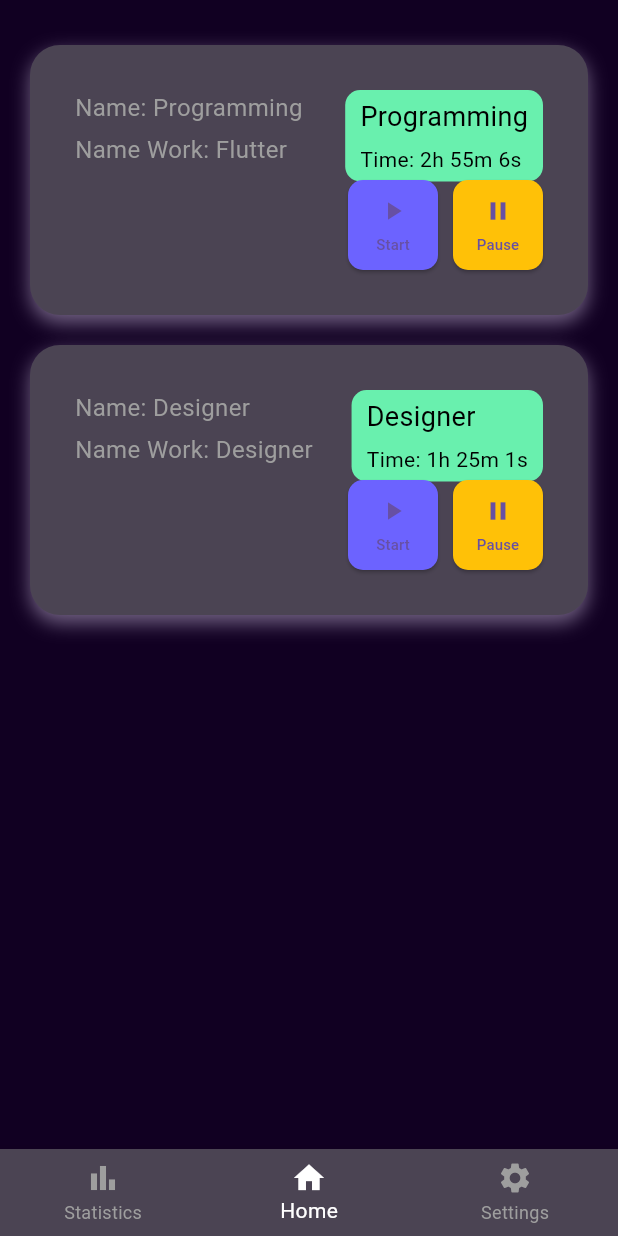
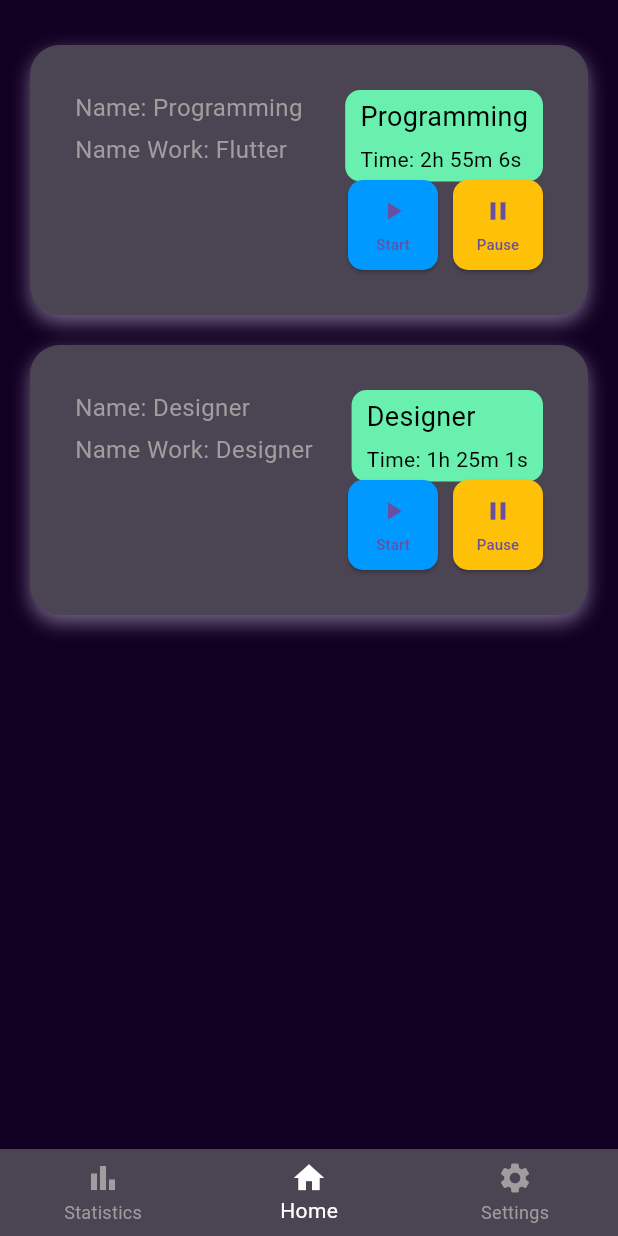
Before and after one commit to Programmingmonth/ToDoApps, a Flutter app: the screen it shows after launch, on a phone screen of 412 x 824 dp. Run offline on Flutter 3.47's test engine with Material 3 defaults, Android fonts, the phone set to English and light mode, and no system bars.

Commit message:
Initial commit

```diff
--- a/data.json
+++ b/data.json
@@ -6,7 +6,7 @@
       "Act very quickly",
       "Can be read on Mac, Windows, Linux, Android, and iOS"
     ],
-    "DATABASES": [
+    "DATABASES (But it has not been built yet)": [
       "If a task is created in the program, it should be written quickly in the terminal",
       "Connect to MySQL (database)"
     ],
--- a/timetracker/lib/widgets/time_card.dart
+++ b/timetracker/lib/widgets/time_card.dart
@@ -97,7 +97,7 @@ class TimeCard extends StatelessWidget {
                 ElevatedButton(
                   onPressed: () {},
                   style: ElevatedButton.styleFrom(
-                    backgroundColor: Color(0xFF6C63FF),
+                    backgroundColor: Color(0xFF0099FF),
                     shape: RoundedRectangleBorder(
                       borderRadius: BorderRadius.circular(10),
                     ),
--- a/timetracker/pubspec.yaml
+++ b/timetracker/pubspec.yaml
@@ -6,7 +6,7 @@ publish_to: 'none' # Remove this line if you wish to publish to pub.dev
 
 # The following defines the version and build number for your application.
 # A version number is three numbers separated by dots, like 1.2.43
-# followed by an optional build number separated by a +.
+# followed by an optional build number separated by a +.w
 # Both the version and the builder number may be overridden in flutter
 # build by specifying --build-name and --build-number, respectively.
 # In Android, build-name is used as versionName while build-number used as versionCode.
```
